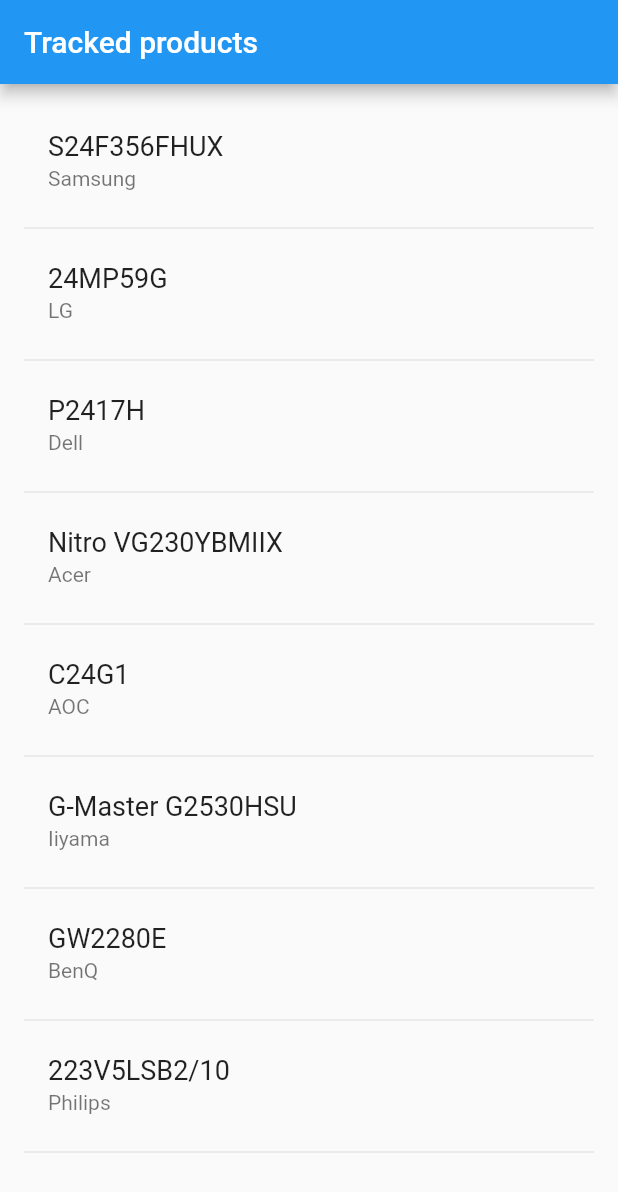
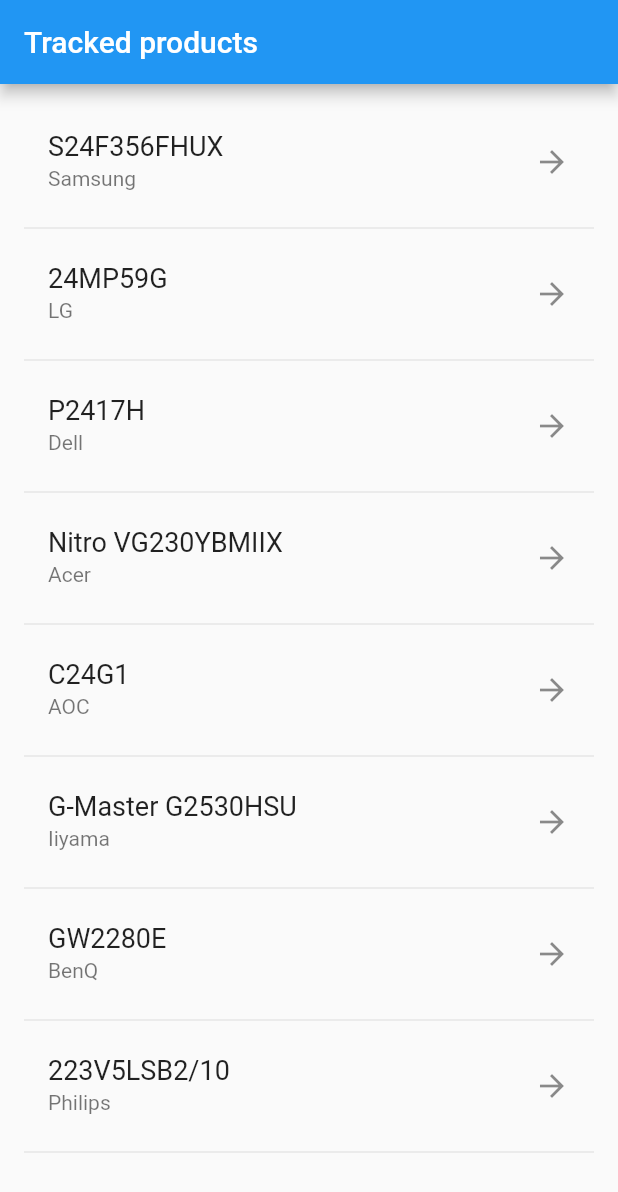
Before and after one commit to palucdev/Warehouse_mobile, a Flutter app: the screen it shows after launch, on a phone screen of 412 x 824 dp. Shown: the top 1192 px of the screen. Run offline on Flutter 3.47's test engine with Material 2 defaults, Android fonts, the phone set to English and light mode, and no system bars.

Commit message:
Details screen with basic navigation

```diff
--- a/lib/main.dart
+++ b/lib/main.dart
@@ -1,5 +1,5 @@
 import 'package:flutter/material.dart';
-import 'package:werehouse_mobile/model/product.dart';
+import 'package:werehouse_mobile/screens/product-list.dart';
 
 void main() => runApp(MyApp());
 
@@ -12,65 +12,3 @@ class MyApp extends StatelessWidget {
     );
   }
 }
-
-class ProductListState extends State<ProductList> {
-  List<Product> _products = <Product>[];
-
-  final _biggerFont = const TextStyle(fontSize: 18.0);
-
-  void _initMockProducts() {
-    this._products = [
-      new Product('Samsung', 'S24F356FHUX', 499.99, 'PLN', 10),
-      new Product('LG', '24MP59G', 599.00, 'PLN', 21),
-      new Product('Dell', 'P2417H', 699.99, 'PLN', 3),
-      new Product('Acer', 'Nitro VG230YBMIIX', 569.99, 'PLN', 1),
-      new Product('AOC', 'C24G1', 849.50, 'PLN', 0),
-      new Product('Iiyama', 'G-Master G2530HSU', 639.00, 'PLN', 20),
-      new Product('BenQ', 'GW2280E', 379.99, 'PLN', 3),
-      new Product('Philips', '223V5LSB2/10', 329.00, 'PLN', 7)
-    ];
-  }
-
-  @override
-  Widget build(BuildContext context) {
-    return Scaffold(
-      appBar: AppBar(
-        title: Text('Tracked products'),
-      ),
-      body: _buildProducts(),
-    );
-  }
-
-  Widget _buildProducts() {
-    _initMockProducts();
-    return ListView.builder(
-        padding: const EdgeInsets.all(16.0),
-        itemBuilder: (context, i) {
-          if (i.isOdd) return Divider();
-
-          final index = i ~/ 2; // i by 2 with int result
-
-          if (index >= _products.length) {
-            return;
-          }
-
-          return _buildRow(_products[index]);
-        }
-    );
-  }
-
-  Widget _buildRow(Product product) {
-    return ListTile(
-      title: Text(
-        product.modelName,
-        style: _biggerFont,
-      ),
-      subtitle: Text(product.manufacturerName),
-    );
-  }
-}
-
-class ProductList extends StatefulWidget {
-  @override
-  ProductListState createState() => new ProductListState();
-}
--- /dev/null
+++ b/lib/screens/product-list.dart
@@ -0,0 +1,72 @@
+import 'package:werehouse_mobile/model/product.dart';
+import 'package:flutter/material.dart';
+import 'package:werehouse_mobile/screens/product-details.dart';
+
+class ProductListState extends State<ProductList> {
+  List<Product> _products = <Product>[];
+
+  final _biggerFont = const TextStyle(fontSize: 18.0);
+
+  void _initMockProducts() {
+    this._products = [
+      new Product('Samsung', 'S24F356FHUX', 499.99, 'PLN', 10),
+      new Product('LG', '24MP59G', 599.00, 'PLN', 21),
+      new Product('Dell', 'P2417H', 699.99, 'PLN', 3),
+      new Product('Acer', 'Nitro VG230YBMIIX', 569.99, 'PLN', 1),
+      new Product('AOC', 'C24G1', 849.50, 'PLN', 0),
+      new Product('Iiyama', 'G-Master G2530HSU', 639.00, 'PLN', 20),
+      new Product('BenQ', 'GW2280E', 379.99, 'PLN', 3),
+      new Product('Philips', '223V5LSB2/10', 329.00, 'PLN', 7)
+    ];
+  }
+
+  void _productDetails(Product product) {
+    Navigator.of(context).push(new MaterialPageRoute(
+        builder: (context) => ProductDetails(product: product)));
+  }
+
+  @override
+  Widget build(BuildContext context) {
+    return Scaffold(
+      appBar: AppBar(
+        title: Text('Tracked products'),
+      ),
+      body: _buildProducts(),
+    );
+  }
+
+  Widget _buildProducts() {
+    _initMockProducts();
+    return ListView.builder(
+        padding: const EdgeInsets.all(16.0),
+        itemBuilder: (context, i) {
+          if (i.isOdd) return Divider();
+
+          final index = i ~/ 2; // i by 2 with int result
+
+          if (index >= _products.length) {
+            return;
+          }
+
+          return _buildRow(_products[index]);
+        });
+  }
+
+  Widget _buildRow(Product product) {
+    return ListTile(
+        title: Text(
+          product.modelName,
+          style: _biggerFont,
+        ),
+        subtitle: Text(product.manufacturerName),
+        trailing: new Icon(Icons.arrow_forward),
+        onTap: () {
+          _productDetails(product);
+        });
+  }
+}
+
+class ProductList extends StatefulWidget {
+  @override
+  ProductListState createState() => new ProductListState();
+}
```
Also changed, not shown: lib/screens/product-details.dart (added, +69 -0 lines).
